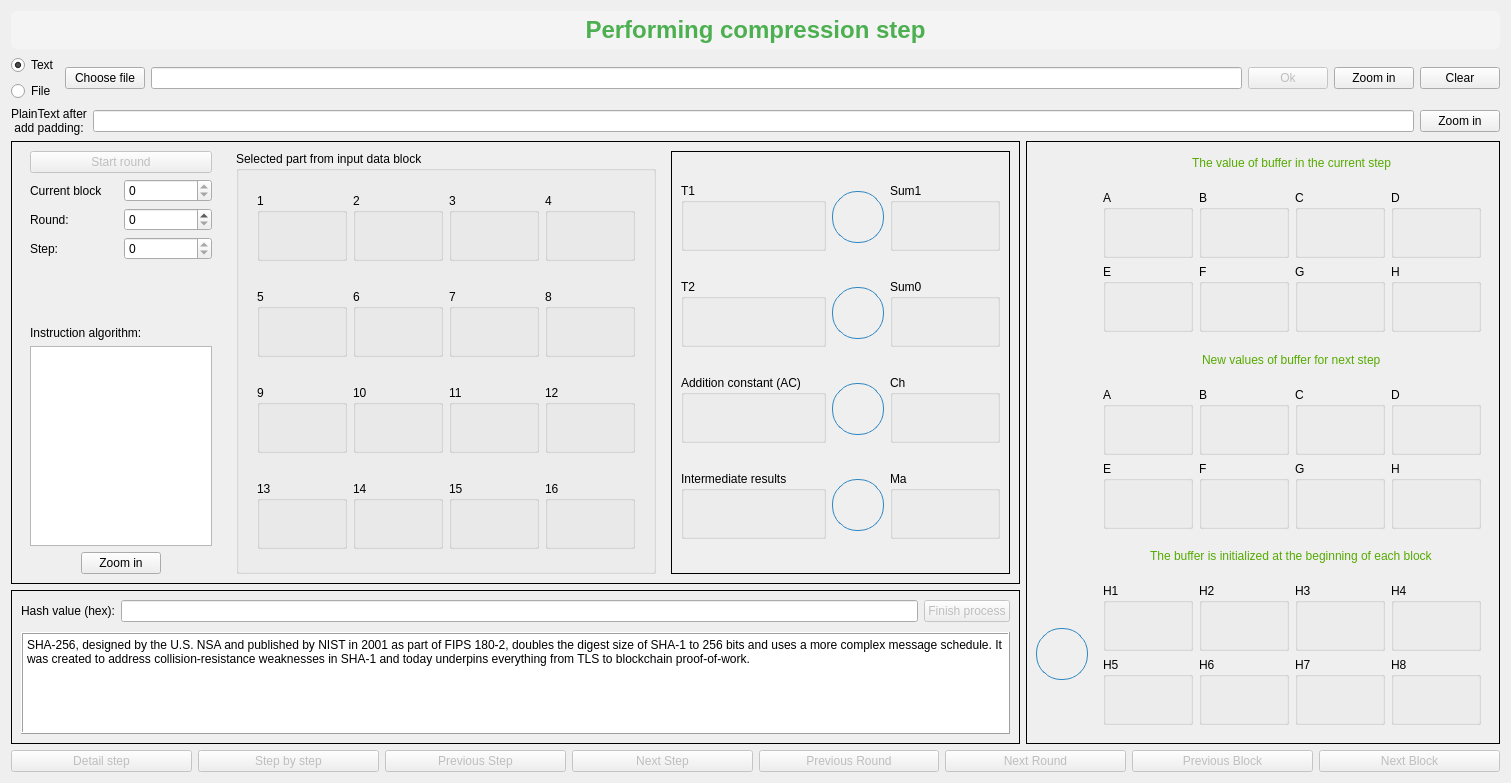
Before: the Qt Designer form tabsWidget/tabWidgetSHA256/form.ui in VuongVanDuy/hash_function, drawn with Qt 5.
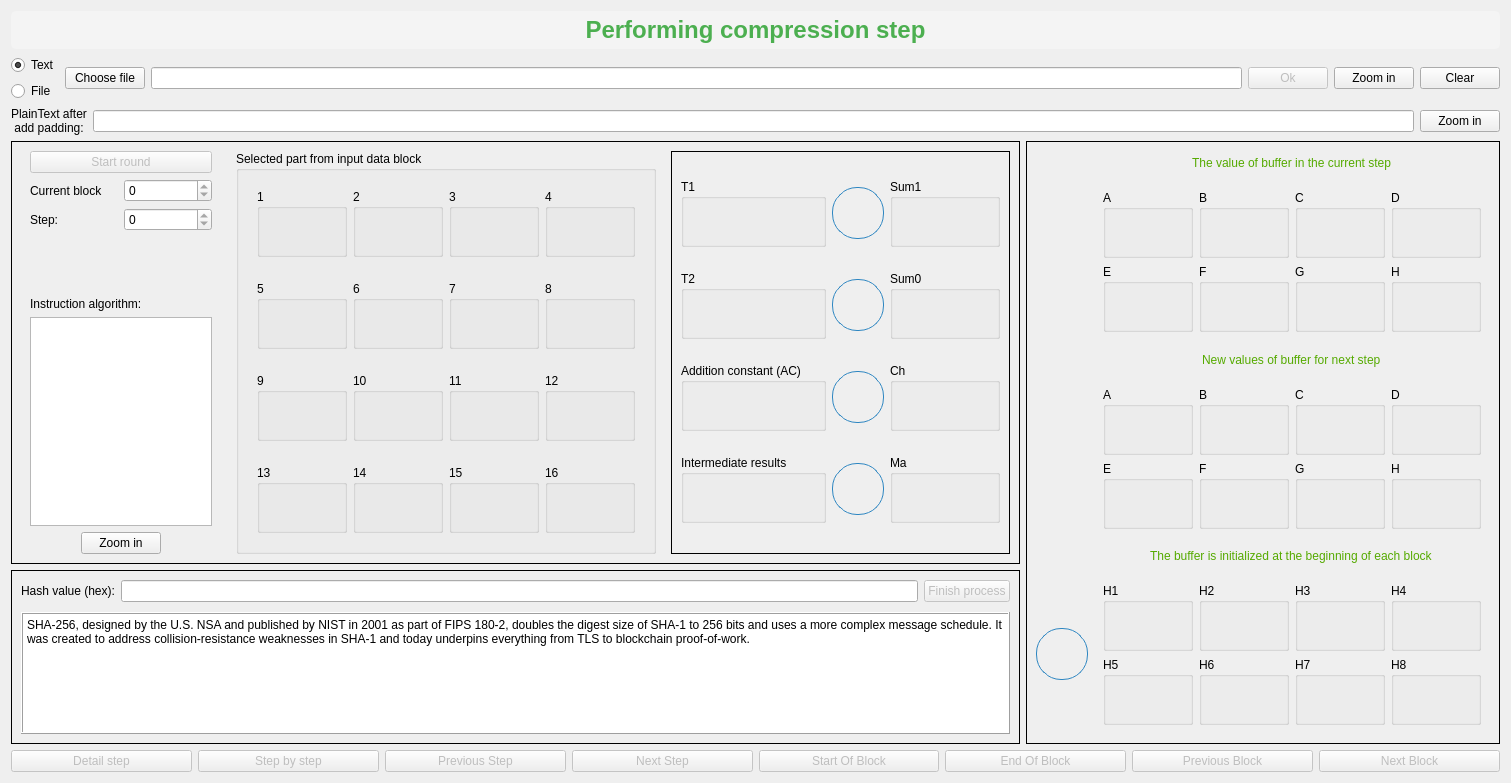
After: the same form once the commit is applied. Icons and pictures are not drawn.

What changed in the file:
```diff
--- a/tabsWidget/tabWidgetSHA256/form.ui
+++ b/tabsWidget/tabWidgetSHA256/form.ui
@@ -245,20 +245,6 @@
              </item>
             </layout>
            </item>
-           <item>
-            <layout class="QHBoxLayout" name="horizontalLayout_4">
-             <item>
-              <widget class="QLabel" name="labelRound">
-               <property name="text">
-                <string>Round:</string>
-               </property>
-              </widget>
-             </item>
-             <item>
-              <widget class="QSpinBox" name="round"/>
-             </item>
-            </layout>
-           </item>
            <item>
             <layout class="QHBoxLayout" name="horizontalLayout_5">
              <item>
@@ -2246,7 +2232,7 @@
         <bool>false</bool>
        </property>
        <property name="text">
-        <string>Previous Round</string>
+        <string>Start Of Block</string>
        </property>
        <property name="icon">
         <iconset resource="../../resources.qrc">
@@ -2260,7 +2246,7 @@
         <bool>false</bool>
        </property>
        <property name="text">
-        <string>Next Round</string>
+        <string>End Of Block</string>
        </property>
        <property name="icon">
         <iconset resource="../../resources.qrc">
```
Left out of the diff: 30 changed lines with no effect on the pictures.
